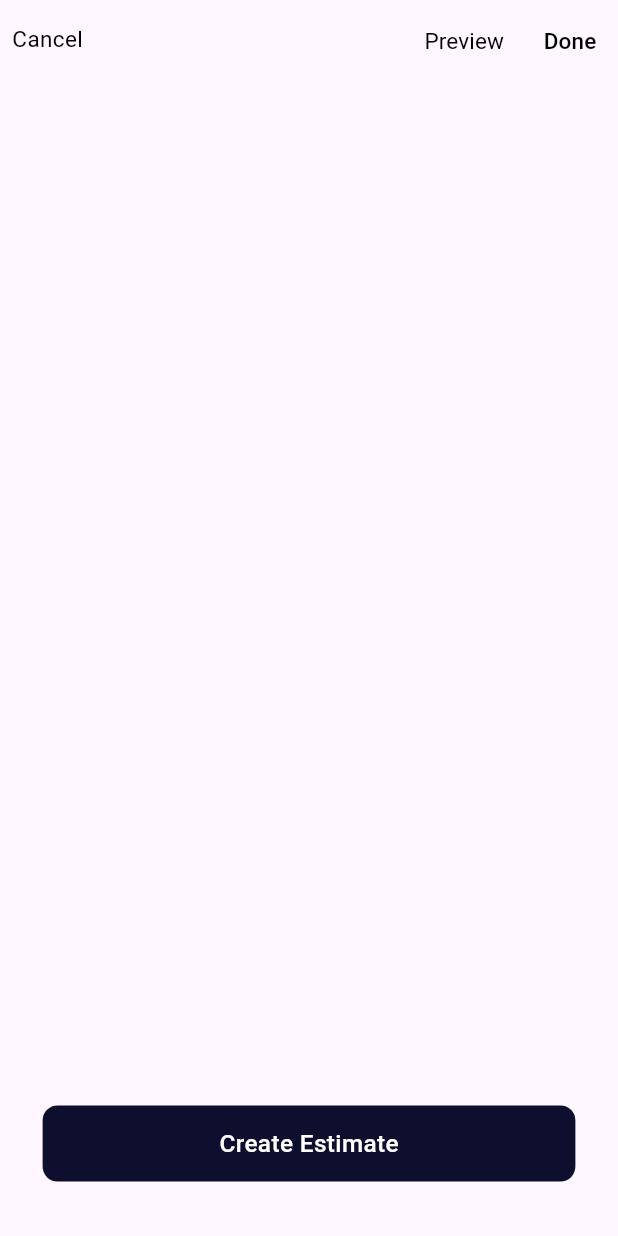
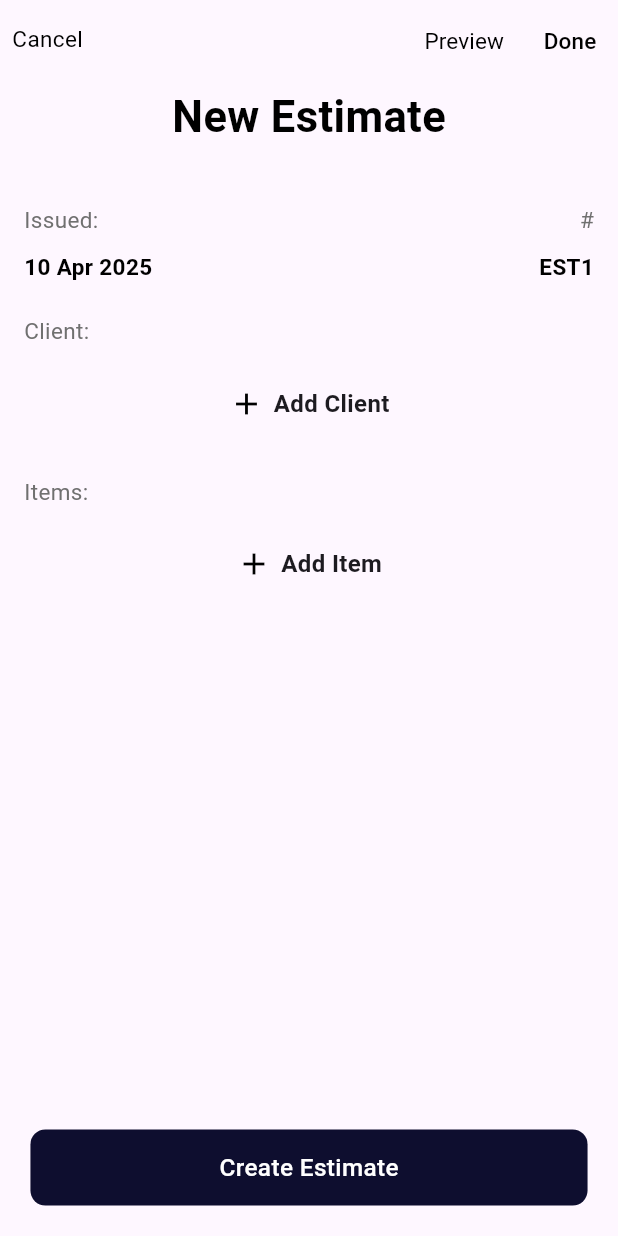
Before and after one commit to hexafoldtech/invoice-maker, a Flutter app: the NewEstimateScreen screen opened directly, on a phone screen of 412 x 824 dp. Run offline on Flutter 3.47's test engine with Material 3 defaults, Android fonts, the phone set to English and light mode, and no system bars; our stand-ins replace flutter_screenutil, flutter_secure_storage, hive, hive_flutter, loggy, package_info_plus and 3 more; accounts and stored records are empty; Roboto replaces fonts that are missing (Helvetica Neue).

Commit message:
refactor: :recycle: refactored create invoice and estimate

```diff
--- a/lib/core/constants/app_strings.dart
+++ b/lib/core/constants/app_strings.dart
@@ -129,4 +129,5 @@ class AppStrings {
   static const String sendInvoiceText = "Send Invoice";
   static const String yesText = "Yes";
   static const String yearText = "this year:";
+  static const String newEstimateText = "New Estimate";
 }
--- a/lib/core/utils/new_invoice_utils.dart
+++ b/lib/core/utils/new_invoice_utils.dart
@@ -18,6 +18,7 @@ class NewInvoiceUtils {
             .isNotEmpty) {
       Provider.of<ClientProvider>(context, listen: false).clearSelectedClient();
       Provider.of<ItemProvider>(context, listen: false).clearSelectedItems();
+      Provider.of<InvoiceProvider>(context, listen: false).clearDueDate();
     }
   }
 
@@ -47,8 +48,11 @@ class NewInvoiceUtils {
         if (context.mounted) {
           Navigator.pushNamed(context, RouteNames.invoiceDetailsScreen,
               arguments: {'invoice': newInvoice});
+          Provider.of<ClientProvider>(context, listen: false)
+              .clearSelectedClient();
           Provider.of<ItemProvider>(context, listen: false)
               .clearSelectedItems();
+          Provider.of<InvoiceProvider>(context, listen: false).clearDueDate();
         }
       });
     } else {
--- a/lib/providers/invoice_provider.dart
+++ b/lib/providers/invoice_provider.dart
@@ -210,6 +210,11 @@ class InvoiceProvider extends ChangeNotifier {
     }
   }
 
+  void clearDueDate() {
+    _dueDate = "-";
+    notifyListeners();
+  }
+
   Future<void> deleteInvoice(int id) async {
     try {
       await _invoiceRepo.deleteInvoice(id);
--- /dev/null
+++ b/lib/view/new_estimate_screen/estimate_issued_date_section.dart
@@ -0,0 +1,45 @@
+import 'package:flutter/material.dart';
+import 'package:invoice_maker/core/constants/app_colors.dart';
+import 'package:invoice_maker/core/constants/app_sizes.dart';
+import 'package:invoice_maker/core/constants/app_strings.dart';
+import 'package:invoice_maker/core/utils/app_text_styles.dart';
+
+class EstimateIssuedDueSection extends StatelessWidget {
+  final String issuedDate;
+  final String id;
+  const EstimateIssuedDueSection(
+      {super.key, required this.issuedDate, required this.id});
+
+  @override
+  Widget build(BuildContext context) {
+    return Row(
+      mainAxisAlignment: MainAxisAlignment.spaceBetween,
+      children: [
+        Column(
+          crossAxisAlignment: CrossAxisAlignment.start,
+          children: [
+            Text(AppStrings.issuedDateText,
+                style: AppTextStyles.helveticaNeueSmall(
+                    AppColors.darkGrey, FontWeight.normal)),
+            const SizedBox(height: AppSizes.s8),
+            Text(issuedDate,
+                style: AppTextStyles.helveticaNeueSmall(
+                    AppColors.black, FontWeight.bold)),
+          ],
+        ),
+        Column(
+          crossAxisAlignment: CrossAxisAlignment.end,
+          children: [
+            Text(AppStrings.numberText,
+                style: AppTextStyles.helveticaNeueSmall(
+                    AppColors.darkGrey, FontWeight.normal)),
+            const SizedBox(height: AppSizes.s8),
+            Text(id,
+                style: AppTextStyles.helveticaNeueSmall(
+                    AppColors.black, FontWeight.bold)),
+          ],
+        ),
+      ],
+    );
+  }
+}
--- a/lib/view/new_estimate_screen/new_estimate_screen.dart
+++ b/lib/view/new_estimate_screen/new_estimate_screen.dart
@@ -1,25 +1,127 @@
 import 'package:flutter/material.dart';
 import 'package:flutter_screenutil/flutter_screenutil.dart';
+import 'package:intl/intl.dart';
+import '../../core/constants/app_colors.dart';
+import '../../core/constants/global_key.dart';
+import '../../core/utils/app_text_styles.dart';
+import '../../core/utils/new_estimate_utils.dart';
 import '../../core/constants/app_sizes.dart';
 import '../../core/constants/app_strings.dart';
+import '../new_invoice_screen/invoice_summary.dart';
+import '../widgets/client_screen.dart';
+import '../widgets/item_screen.dart';
 import '../widgets/custom_app_bar.dart';
 import '../widgets/custom_floating_button.dart';
+import '../widgets/custom_new_invoice_screen_button.dart';
+import 'estimate_issued_date_section.dart';
 
-class NewEstimateScreen extends StatelessWidget {
+class NewEstimateScreen extends StatefulWidget {
   const NewEstimateScreen({super.key});
+
+  @override
+  State<NewEstimateScreen> createState() => _NewEstimateScreenState();
+}
+
+class _NewEstimateScreenState extends State<NewEstimateScreen> {
+  var ctx = navigatorKey.currentContext!;
+  String formattedDate = DateFormat('dd MMM yyyy').format(DateTime.now());
 
   @override
   Widget build(BuildContext context) {
     return Scaffold(
       appBar: CustomAppBar(
         appBarType: AppBarType.create,
-        onCancel: () => Navigator.pop(context),
+        onCancel: () => NewEstimateUtils().onCancel(context),
+        onPreview: () => NewEstimateUtils().onPreview(context),
       ),
-      floatingActionButton: CustomFloatingButton(
-          padding: EdgeInsets.only(bottom: AppSizes.s20.r),
+      bottomNavigationBar: CustomFloatingButton(
+          padding: EdgeInsets.only(
+            left: AppSizes.s20.r,
+            right: AppSizes.s20.r,
+            bottom: AppSizes.s20.r,
+          ),
           text: AppStrings.createEstimate,
-          onPressed: () {}),
-      floatingActionButtonLocation: FloatingActionButtonLocation.centerFloat,
+          onPressed: () {
+            NewEstimateUtils().onSaveEstimate(context);
+          }),
+      body: _buildMainUI(),
+    );
+  }
+
+  Widget _buildMainUI() {
+    return SingleChildScrollView(
+      child: Center(
+        child: Column(
+          children: [
+            Text(
+              AppStrings.newEstimateText,
+              style: AppTextStyles.helveticaNeueMedium(
+                  AppColors.black, FontWeight.bold),
+            ),
+            const SizedBox(
+              height: AppSizes.s20,
+            ),
+            Padding(
+              padding: const EdgeInsets.all(AppSizes.s16),
+              child: Column(
+                crossAxisAlignment: CrossAxisAlignment.start,
+                children: [
+                  EstimateIssuedDueSection(
+                    issuedDate: formattedDate,
+                    id: "EST1",
+                  ),
+                  const SizedBox(height: AppSizes.s20),
+                  // if (clientProvider.selectedClient != null)
+                  // Column(
+                  //   crossAxisAlignment: CrossAxisAlignment.start,
+                  //   children: [
+                  //     Text(
+                  //       AppStrings.clientText,
+                  //       style: AppTextStyles.helveticaNeueSmall(
+                  //           AppColors.darkGrey, FontWeightStyles.regular),
+                  //     ),
+                  //     SizedBox(
+                  //       height: AppSizes.s10.r,
+                  //     ),
+                  //     Row(
+                  //       mainAxisAlignment: MainAxisAlignment.spaceBetween,
+                  //       children: [
+                  //         Text(
+                  //           "clientProvider.selectedClient!.clientName",
+                  //           style: AppTextStyles.helveticaNeue(AppColors.black,
+                  //               FontWeightStyles.regular, AppSizes.s16.r),
+                  //         ),
+                  //         IconButton(
+                  //             onPressed: () {
+                  //               // clientProvider.clearSelectedClient(),
+                  //             },
+                  //             icon: const Icon(Icons.close))
+                  //       ],
+                  //     ),
+                  //   ],
+                  // ),
+                  // if (clientProvider.selectedClient == null)
+                  const CustomNewInvoiceScreenButton(
+                    appbarTitle: AppStrings.addClientText,
+                    title: AppStrings.addClientText,
+                    header: AppStrings.clientText,
+                    mainChild: ClientScreen(),
+                  ),
+                  const SizedBox(height: AppSizes.s20),
+                  const CustomNewInvoiceScreenButton(
+                    appbarTitle: AppStrings.newitemsText,
+                    title: AppStrings.addItemText,
+                    header: AppStrings.itemsText,
+                    mainChild: ItemScreen(),
+                  ),
+                  const SizedBox(height: AppSizes.s20),
+                  // const Summary(),
+                ],
+              ),
+            )
+          ],
+        ),
+      ),
     );
   }
 }
--- a/lib/view/new_invoice_screen/summary.dart
+++ b/lib/view/new_invoice_screen/invoice_summary.dart
@@ -11,8 +11,8 @@ import '../../core/constants/app_fonts_styles.dart';
 import '../../core/constants/app_sizes.dart';
 import '../../core/constants/app_strings.dart';
 
-class Summary extends StatelessWidget {
-  const Summary({super.key});
+class InvoiceSummary extends StatelessWidget {
+  const InvoiceSummary({super.key});
 
   @override
   Widget build(BuildContext context) {
--- a/lib/view/new_invoice_screen/item_screen.dart
+++ b/lib/view/widgets/item_screen.dart
@@ -10,7 +10,7 @@ import '../../core/constants/app_strings.dart';
 import '../../core/constants/global_key.dart';
 import '../../core/utils/app_text_styles.dart';
 import '../../core/utils/bottom_sheet.dart';
-import 'new_item_screen.dart';
+import '../new_invoice_screen/new_item_screen.dart';
 
 class ItemScreen extends StatefulWidget {
   const ItemScreen({super.key});
```
Also changed, not shown: lib/core/utils/new_estimate_utils.dart (added, +59 -0 lines), lib/view/new_invoice_screen/new_invoice_screen.dart (+4 -4 lines), lib/view/widgets/client_screen.dart (renamed from lib/view/new_invoice_screen/client_screen.dart).
